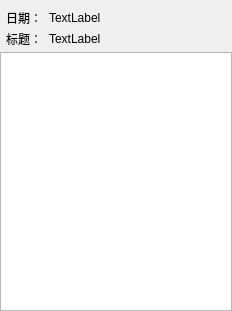
Old version of the form gui/memoView.ui in the repository WatsonJay/tomato_farm.
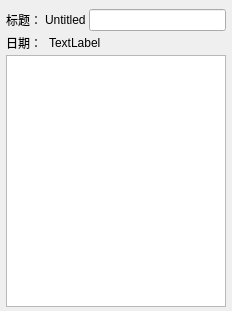
New version of the form. Custom widgets are drawn as their Qt base class.

Patch:
```diff
--- a/gui/memoView.ui
+++ b/gui/memoView.ui
@@ -47,6 +47,43 @@
       <property name="bottomMargin">
        <number>4</number>
       </property>
+      <item>
+       <layout class="QHBoxLayout" name="horizontalLayout_2">
+        <item>
+         <widget class="QLabel" name="label_4">
+          <property name="maximumSize">
+           <size>
+            <width>40</width>
+            <height>16777215</height>
+           </size>
+          </property>
+          <property name="font">
+           <font>
+            <family>Microsoft YaHei UI</family>
+           </font>
+          </property>
+          <property name="text">
+           <string>标题：</string>
+          </property>
+         </widget>
+        </item>
+        <item>
+         <widget class="DCLabel" name="titleLabel">
+          <property name="font">
+           <font>
+            <family>Microsoft YaHei UI</family>
+           </font>
+          </property>
+          <property name="text">
+           <string>Untitled</string>
+          </property>
+         </widget>
+        </item>
+        <item>
+         <widget class="QLineEdit" name="lineEdit"/>
+        </item>
+       </layout>
+      </item>
       <item>
        <layout class="QHBoxLayout" name="horizontalLayout">
         <item>
@@ -82,47 +119,20 @@
        </layout>
       </item>
       <item>
-       <layout class="QHBoxLayout" name="horizontalLayout_2">
-        <item>
-         <widget class="QLabel" name="label_4">
-          <property name="maximumSize">
-           <size>
-            <width>40</width>
-            <height>16777215</height>
-           </size>
-          </property>
-          <property name="font">
-           <font>
-            <family>Microsoft YaHei UI</family>
-           </font>
-          </property>
-          <property name="text">
-           <string>标题：</string>
-          </property>
-         </widget>
-        </item>
-        <item>
-         <widget class="QLabel" name="titleLabel">
-          <property name="font">
-           <font>
-            <family>Microsoft YaHei UI</family>
-           </font>
-          </property>
-          <property name="text">
-           <string>TextLabel</string>
-          </property>
-         </widget>
-        </item>
-       </layout>
+       <widget class="QTextEdit" name="textEdit"/>
       </item>
      </layout>
     </widget>
    </item>
-   <item>
-    <widget class="QTextBrowser" name="textBrowser"/>
-   </item>
   </layout>
  </widget>
+ <customwidgets>
+  <customwidget>
+   <class>DCLabel</class>
+   <extends>QLabel</extends>
+   <header location="global">dclabel.h</header>
+  </customwidget>
+ </customwidgets>
  <resources/>
  <connections/>
 </ui>
```
Left out of the diff: 2 changed lines with no effect on the pictures.
